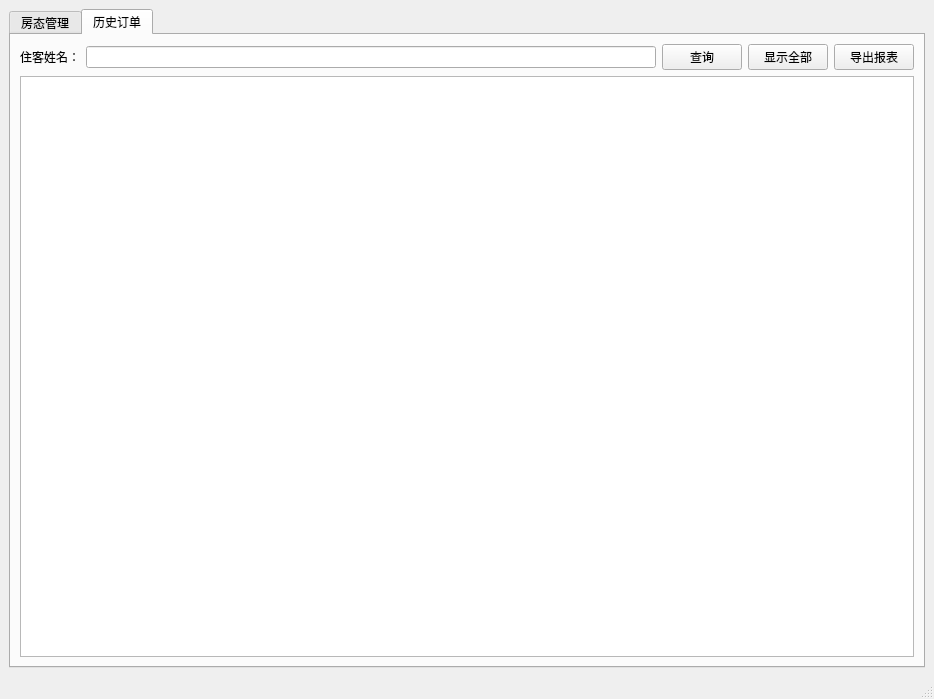
First picture: the form in HotelSystem/mainwindow.ui, repository Floraluke/Qt_github, before the edit.
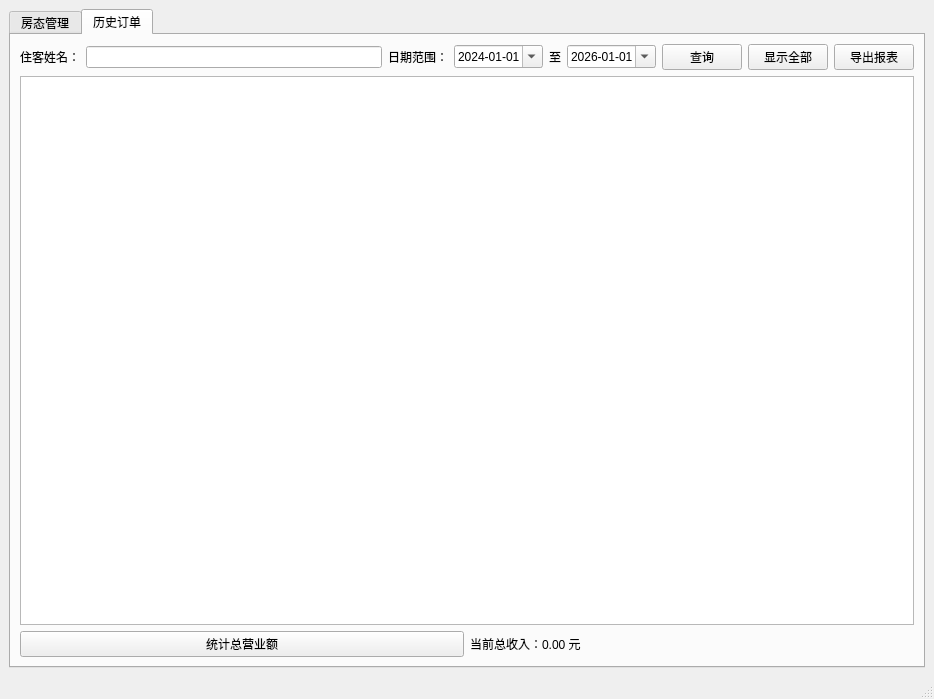
Second picture: the form after the edit.

Commit message: 增加“营业额统计”

```diff
--- a/HotelSystem/mainwindow.ui
+++ b/HotelSystem/mainwindow.ui
@@ -72,8 +72,8 @@
        <attribute name="title">
         <string>历史订单</string>
        </attribute>
-       <layout class="QVBoxLayout" name="verticalLayout_3">
-        <item>
+       <layout class="QGridLayout" name="gridLayout">
+        <item row="0" column="0">
          <layout class="QHBoxLayout" name="horizontalLayout_3">
           <item>
            <widget class="QLabel" name="lblSearch">
@@ -85,6 +85,60 @@
           <item>
            <widget class="QLineEdit" name="edtSearch"/>
           </item>
+          <item>
+           <widget class="QLabel" name="label">
+            <property name="text">
+             <string>日期范围：</string>
+            </property>
+           </widget>
+          </item>
+          <item>
+           <widget class="QDateEdit" name="dateStart">
+            <property name="dateTime">
+             <datetime>
+              <hour>0</hour>
+              <minute>0</minute>
+              <second>0</second>
+              <year>2024</year>
+              <month>1</month>
+              <day>1</day>
+             </datetime>
+            </property>
+            <property name="displayFormat">
+             <string>yyyy-MM-dd</string>
+            </property>
+            <property name="calendarPopup">
+             <bool>true</bool>
+            </property>
+           </widget>
+          </item>
+          <item>
+           <widget class="QLabel" name="label_2">
+            <property name="text">
+             <string>至</string>
+            </property>
+           </widget>
+          </item>
+          <item>
+           <widget class="QDateEdit" name="dateEnd">
+            <property name="dateTime">
+             <datetime>
+              <hour>0</hour>
+              <minute>0</minute>
+              <second>0</second>
+              <year>2026</year>
+              <month>1</month>
+              <day>1</day>
+             </datetime>
+            </property>
+            <property name="displayFormat">
+             <string>yyyy-MM-dd</string>
+            </property>
+            <property name="calendarPopup">
+             <bool>true</bool>
+            </property>
+           </widget>
+          </item>
           <item>
            <widget class="QPushButton" name="btnSearch">
             <property name="text">
@@ -108,9 +162,27 @@
           </item>
          </layout>
         </item>
-        <item>
+        <item row="1" column="0">
          <widget class="QTableView" name="viewHistory"/>
         </item>
+        <item row="2" column="0">
+         <layout class="QHBoxLayout" name="horizontalLayout_4">
+          <item>
+           <widget class="QPushButton" name="btnStats">
+            <property name="text">
+             <string>统计总营业额</string>
+            </property>
+           </widget>
+          </item>
+          <item>
+           <widget class="QLabel" name="lblTotalIncome">
+            <property name="text">
+             <string>当前总收入：0.00 元</string>
+            </property>
+           </widget>
+          </item>
+         </layout>
+        </item>
        </layout>
       </widget>
      </widget>
```
The commit also changes 2 other files.
